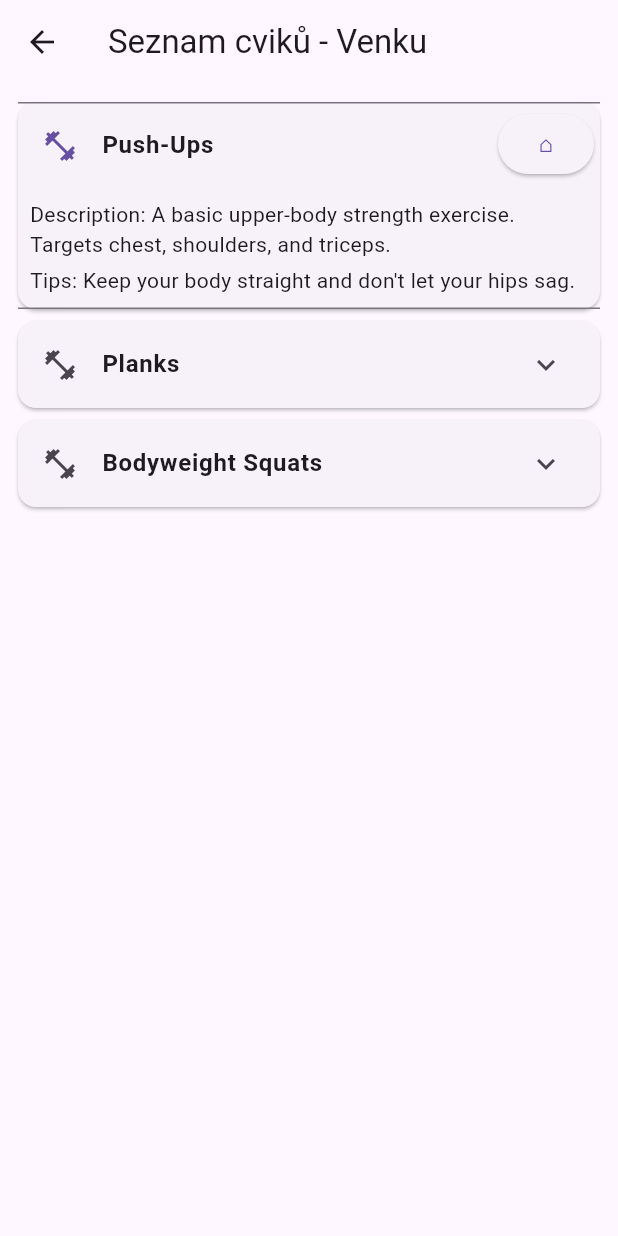
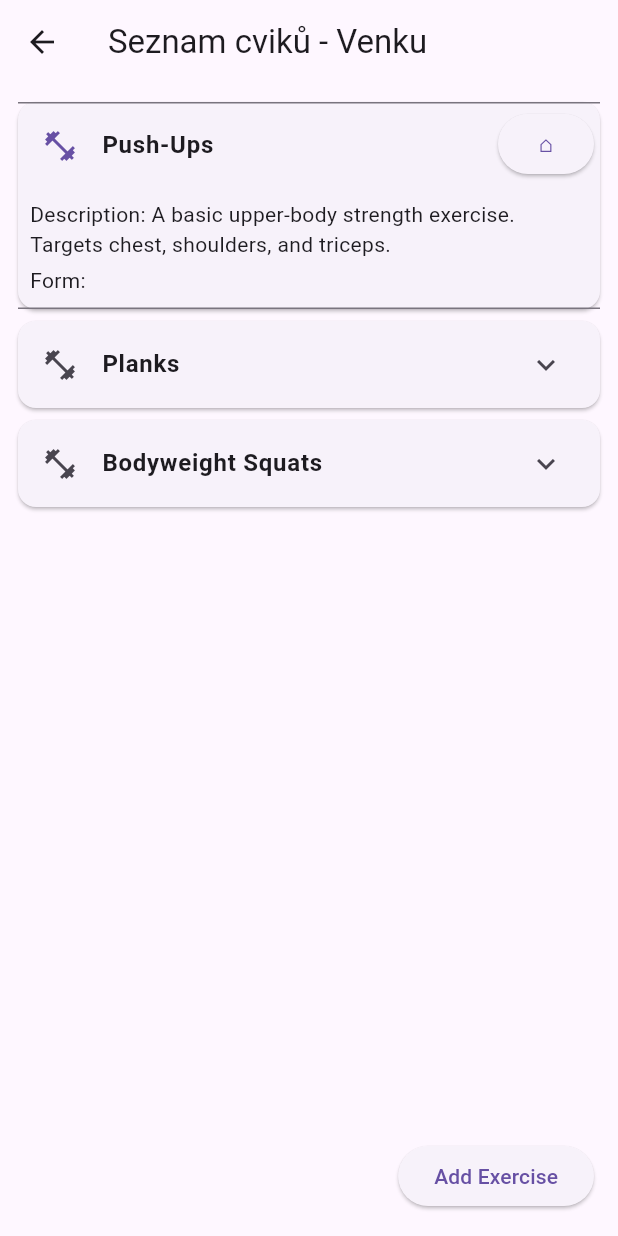
Before and after one commit to hejci/FinalniProjekt, a Flutter app: the FullListOutdoorTraining screen opened by its route, after a tap on "Push-Ups", on a phone screen of 412 x 824 dp. Run offline on Flutter 3.47's test engine with Material 3 defaults, Android fonts, the phone set to English and light mode, and no system bars; missing offline and left inert: flutter_emoji.

Commit message:
Možnost přidat vlastní cviky

```diff
--- a/lib/main.dart
+++ b/lib/main.dart
@@ -413,9 +413,41 @@ class PreMadeGymTraining extends StatelessWidget {
 }
 
 
-// Intermediate Outdoor Training Screen
-class FullListOutdoorTraining extends StatelessWidget {
+class FullListOutdoorTraining extends StatefulWidget {
   const FullListOutdoorTraining({super.key});
+
+  @override
+  _FullListOutdoorTrainingState createState() => _FullListOutdoorTrainingState();
+}
+
+class _FullListOutdoorTrainingState extends State<FullListOutdoorTraining> {
+  List<ExerciseTile> exercises = [
+    ExerciseTile(
+      exercise: "Push-Ups",
+      description: "A basic upper-body strength exercise. Targets chest, shoulders, and triceps.",
+      form: "",
+    ),
+    ExerciseTile(
+      exercise: "Planks",
+      description: "Core strengthening exercise. Engage your abs to hold the position.",
+      form: "",
+    ),
+    ExerciseTile(
+      exercise: "Bodyweight Squats",
+      description: "A lower-body exercise focusing on quads, hamstrings, and glutes.",
+      form: "",
+    ),
+  ];
+
+  void _addExercise(String exercise, String description, String form) {
+    setState(() {
+      exercises.add(ExerciseTile(
+        exercise: exercise,
+        description: description,
+        form: form,
+      ));
+    });
+  }
 
   @override
   Widget build(BuildContext context) {
@@ -425,23 +457,7 @@ class FullListOutdoorTraining extends StatelessWidget {
         children: [
           ListView(
             padding: const EdgeInsets.all(8.0),
-            children: [
-              ExerciseTile(
-                exercise: "Push-Ups",
-                description: "A basic upper-body strength exercise. Targets chest, shoulders, and triceps.",
-                tips: "Keep your body straight and don't let your hips sag.",
-              ),
-              ExerciseTile(
-                exercise: "Planks",
-                description: "Core strengthening exercise. Engage your abs to hold the position.",
-                tips: "Keep your body in a straight line from head to heels.",
-              ),
-              ExerciseTile(
-                exercise: "Bodyweight Squats",
-                description: "A lower-body exercise focusing on quads, hamstrings, and glutes.",
-                tips: "Keep your knees tracking over your toes and maintain an upright posture.",
-              ),
-            ],
+            children: exercises,
           ),
           Positioned(
             top: 16.0,
@@ -457,15 +473,62 @@ class FullListOutdoorTraining extends StatelessWidget {
               child: const Text("⌂"),
             ),
           ),
+          Positioned(
+            bottom: 16.0,
+            right: 16.0,
+            child: ElevatedButton(
+              onPressed: () {
+                showDialog(
+                  context: context,
+                  builder: (context) {
+                    return AddExerciseDialog(onAdd: _addExercise);
+                  },
+                );
+              },
+              child: const Text("Add Exercise"),
+            ),
+          ),
         ],
       ),
     );
   }
 }
 
-// Intermediate Gym Training Screen
-class FullListGymTraining extends StatelessWidget {
+class FullListGymTraining extends StatefulWidget {
   const FullListGymTraining({super.key});
+
+  @override
+  _FullListGymTrainingState createState() => _FullListGymTrainingState();
+}
+
+class _FullListGymTrainingState extends State<FullListGymTraining> {
+  List<ExerciseTile> exercises = [
+    ExerciseTile(
+      exercise: "Bench Press",
+      description: "A compound upper-body exercise for chest, shoulders, and triceps.",
+      form: "",
+    ),
+    ExerciseTile(
+      exercise: "Deadlifts",
+      description: "A full-body exercise that targets the posterior chain.",
+      form: "",
+    ),
+    ExerciseTile(
+      exercise: "Lat Pulldown",
+      description: "An exercise for building back strength and width.",
+      form: "",
+    ),
+  ];
+
+  void _addExercise(String exercise, String description, String form) {
+    setState(() {
+      exercises.add(ExerciseTile(
+        exercise: exercise,
+        description: description,
+        form: form,
+      ));
+    });
+  }
 
   @override
   Widget build(BuildContext context) {
@@ -475,23 +538,7 @@ class FullListGymTraining extends StatelessWidget {
         children: [
           ListView(
             padding: const EdgeInsets.all(8.0),
-            children: const [
-              ExerciseTile(
-                exercise: "Bench Press",
-                description: "A compound upper-body exercise for chest, shoulders, and triceps.",
-                tips: "Keep your wrists straight and lower the bar to your chest in control.",
-              ),
-              ExerciseTile(
-                exercise: "Deadlifts",
-                description: "A full-body exercise that targets the posterior chain.",
-                tips: "Maintain a neutral spine and engage your core throughout the lift.",
-              ),
-              ExerciseTile(
-                exercise: "Lat Pulldown",
-                description: "An exercise for building back strength and width.",
-                tips: "Avoid pulling with your arms; focus on using your back muscles.",
-              ),
-            ],
+            children: exercises,
           ),
           Positioned(
             top: 16.0,
@@ -507,8 +554,81 @@ class FullListGymTraining extends StatelessWidget {
               child: const Text("⌂"),
             ),
           ),
+          Positioned(
+            bottom: 16.0,
+            right: 16.0,
+            child: ElevatedButton(
+              onPressed: () {
+                showDialog(
+                  context: context,
+                  builder: (context) {
+                    return AddExerciseDialog(onAdd: _addExercise);
+                  },
+                );
+              },
+              child: const Text("+"),
+            ),
+          ),
         ],
       ),
+    );
+  }
+}
+
+class AddExerciseDialog extends StatefulWidget {
+  final Function(String, String, String) onAdd;
+
+  const AddExerciseDialog({required this.onAdd, super.key});
+
+  @override
+  _AddExerciseDialogState createState() => _AddExerciseDialogState();
+}
+
+class _AddExerciseDialogState extends State<AddExerciseDialog> {
+  final TextEditingController _exerciseController = TextEditingController();
+  final TextEditingController _descriptionController = TextEditingController();
+  final TextEditingController _formController = TextEditingController();
+
+  @override
+  Widget build(BuildContext context) {
+    return AlertDialog(
+      title: const Text('Add New Exercise'),
+      content: Column(
+        mainAxisSize: MainAxisSize.min,
+        children: [
+          TextField(
+            controller: _exerciseController,
+            decoration: const InputDecoration(labelText: 'Exercise Name'),
+          ),
+          TextField(
+            controller: _descriptionController,
+            decoration: const InputDecoration(labelText: 'Description'),
+          ),
+          TextField(
+            controller: _formController,
+            decoration: const InputDecoration(labelText: 'Correct Form'),
+          ),
+        ],
+      ),
+      actions: [
+        TextButton(
+          onPressed: () {
+            Navigator.pop(context);
+          },
+          child: const Text('Cancel'),
+        ),
+        TextButton(
+          onPressed: () {
+            widget.onAdd(
+              _exerciseController.text,
+              _descriptionController.text,
+              _formController.text,
+            );
+            Navigator.pop(context);
+          },
+          child: const Text('Add'),
+        ),
+      ],
     );
   }
 }
@@ -516,12 +636,12 @@ class FullListGymTraining extends StatelessWidget {
 class ExerciseTile extends StatelessWidget {
   final String exercise;
   final String description;
-  final String tips;
+  final String form;
 
   const ExerciseTile({
     required this.exercise,
     required this.description,
-    required this.tips,
+    required this.form,
     super.key,
   });
 
@@ -542,7 +662,7 @@ class ExerciseTile extends StatelessWidget {
               children: [
                 Text("Description: $description"),
                 const SizedBox(height: 4.0),
-                Text("Tips: $tips"),
+                Text("Form: $form"),
               ],
             ),
           ),
```
